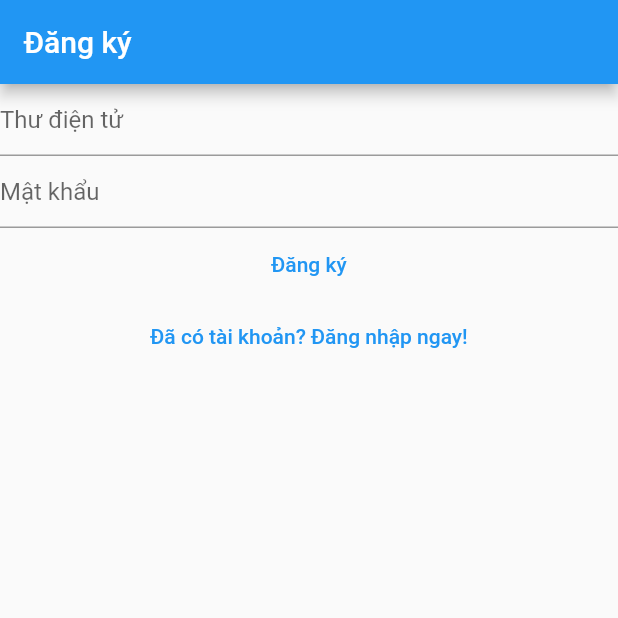
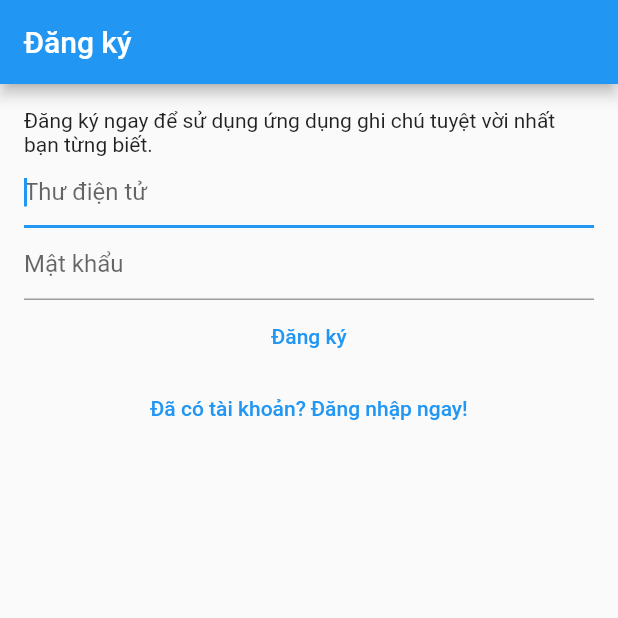
Before and after one commit to tqucbo/flutter_mynotes, a Flutter app: the screen it shows after launch, after a tap on "Chưa có tài khoản? Đăng ký ngay!", on a phone screen of 412 x 824 dp, the top half of it. Run offline on Flutter 3.47's test engine with Material 2 defaults, Android fonts, the phone set to English and light mode, and no system bars; our stand-ins replace bloc, cloud_firestore, equatable, firebase_auth, firebase_core, flutter_bloc and 1 more; accounts and stored records are empty; network calls fail.

Commit message:
APR27_2022_commit4

```diff
--- a/lib/main.dart
+++ b/lib/main.dart
@@ -6,6 +6,7 @@ import 'package:mynotes/services/auth/bloc/auth_bloc.dart';
 import 'package:mynotes/services/auth/bloc/auth_event.dart';
 import 'package:mynotes/services/auth/bloc/auth_state.dart';
 import 'package:mynotes/services/auth/firebase_auth_provider.dart';
+import 'package:mynotes/views/forgot_password_view.dart';
 import 'package:mynotes/views/login_view.dart';
 import 'package:mynotes/views/notes/create_update_note_view.dart';
 import 'package:mynotes/views/notes/notes_view.dart';
@@ -63,6 +64,8 @@ class HomePage extends StatelessWidget {
           return const LoginView();
         } else if (state is AuthStateRegistering) {
           return const RegisterView();
+        } else if (state is AuthStateForgotPassword) {
+          return const ForgotPasswordView();
         } else {
           return const Scaffold(
             body: Center(
--- a/lib/services/auth/auth_provider.dart
+++ b/lib/services/auth/auth_provider.dart
@@ -13,4 +13,5 @@ abstract class AuthProvider {
   Future<void> logOut();
   Future<void> sendEmailVerification();
   Future<void> initialize();
+  Future<void> sendPasswordReset({required String toEmail});
 }
--- a/lib/services/auth/auth_service.dart
+++ b/lib/services/auth/auth_service.dart
@@ -39,4 +39,8 @@ class AuthService implements AuthProvider {
 
   @override
   Future<void> initialize() => provider.initialize();
+
+  @override
+  Future<void> sendPasswordReset({required String toEmail}) =>
+      provider.sendPasswordReset(toEmail: toEmail);
 }
--- a/lib/services/auth/bloc/auth_bloc.dart
+++ b/lib/services/auth/bloc/auth_bloc.dart
@@ -111,23 +111,6 @@ class AuthBloc extends Bloc<AuthEvent, AuthState> {
       },
     );
 
-    on<AuthEventShouldRegister>(
-      (event, emit) async {
-        try {
-          emit(
-            const AuthStateRegistering(exception: null, isLoading: false),
-          );
-        } on Exception catch (e) {
-          emit(
-            AuthStateRegistering(
-              exception: e,
-              isLoading: false,
-            ),
-          );
-        }
-      },
-    );
-
     on<AuthEventRegister>(
       (event, emit) async {
         final email = event.email;
@@ -153,5 +136,54 @@ class AuthBloc extends Bloc<AuthEvent, AuthState> {
         }
       },
     );
+
+    on<AuthEventShouldRegister>((event, emit) {
+      emit(
+        const AuthStateRegistering(
+          exception: null,
+          isLoading: false,
+        ),
+      );
+    });
+
+    on<AuthEventForgotPassword>(
+      (event, emit) async {
+        emit(
+          const AuthStateForgotPassword(
+            exception: null,
+            hasSentEmail: false,
+            isLoading: false,
+          ),
+        );
+        final email = event.email;
+        if (email == null) {
+          return;
+        }
+        emit(
+          const AuthStateForgotPassword(
+            exception: null,
+            hasSentEmail: false,
+            isLoading: true,
+          ),
+        );
+        bool didSendEmail;
+        Exception? exception;
+        try {
+          await provider.sendPasswordReset(toEmail: email);
+          didSendEmail = true;
+          exception = null;
+        } on Exception catch (e) {
+          didSendEmail = false;
+          exception = e;
+        }
+        emit(
+          AuthStateForgotPassword(
+            exception: exception,
+            hasSentEmail: didSendEmail,
+            isLoading: false,
+          ),
+        );
+      },
+    );
   }
 }
--- a/lib/services/auth/bloc/auth_event.dart
+++ b/lib/services/auth/bloc/auth_event.dart
@@ -32,3 +32,8 @@ class AuthEventRegister extends AuthEvent {
 class AuthEventShouldRegister extends AuthEvent {
   const AuthEventShouldRegister();
 }
+
+class AuthEventForgotPassword extends AuthEvent {
+  final String? email;
+  const AuthEventForgotPassword({this.email});
+}
--- a/lib/services/auth/bloc/auth_state.dart
+++ b/lib/services/auth/bloc/auth_state.dart
@@ -6,25 +6,40 @@ import 'package:mynotes/services/auth/auth_user.dart';
 abstract class AuthState {
   final bool isLoading;
   final String? loadingText;
-  const AuthState({required this.isLoading, this.loadingText = 'Đang tải, vui lòng đợi.'});
+  const AuthState({
+    required this.isLoading,
+    this.loadingText = 'Đang tải, vui lòng đợi.',
+  });
 }
 
 class AuthStateLoggedIn extends AuthState {
   final AuthUser user;
-  const AuthStateLoggedIn({required this.user, required bool isLoading}) : super(isLoading: isLoading);
+  const AuthStateLoggedIn({required this.user, required bool isLoading})
+      : super(
+          isLoading: isLoading,
+        );
 }
 
 class AuthStateNeedsVerification extends AuthState {
-  const AuthStateNeedsVerification({required bool isLoading}) : super(isLoading: isLoading);
+  const AuthStateNeedsVerification({required bool isLoading})
+      : super(
+          isLoading: isLoading,
+        );
 }
 
 class AuthStateRegistering extends AuthState {
   final Exception? exception;
-  const AuthStateRegistering({required this.exception, required bool isLoading}) : super (isLoading: isLoading);
+  const AuthStateRegistering({required this.exception, required bool isLoading})
+      : super(
+          isLoading: isLoading,
+        );
 }
 
 class AuthStateUninitialized extends AuthState {
-  const AuthStateUninitialized({required bool isLoading}) : super(isLoading: isLoading);
+  const AuthStateUninitialized({required bool isLoading})
+      : super(
+          isLoading: isLoading,
+        );
 }
 
 class AuthStateLoggedOut extends AuthState with EquatableMixin {
@@ -33,8 +48,27 @@ class AuthStateLoggedOut extends AuthState with EquatableMixin {
     required this.exception,
     required bool isLoading,
     String? loadingText,
-  }) : super(isLoading: isLoading, loadingText: loadingText);
+  }) : super(
+          isLoading: isLoading,
+          loadingText: loadingText,
+        );
 
   @override
-  List<Object?> get props => [exception, isLoading];
+  List<Object?> get props => [
+        exception,
+        isLoading,
+      ];
 }
+
+class AuthStateForgotPassword extends AuthState {
+  final Exception? exception;
+  final bool hasSentEmail;
+
+  const AuthStateForgotPassword({
+    required this.exception,
+    required this.hasSentEmail,
+    required bool isLoading,
+  }) : super(
+          isLoading: isLoading,
+        );
+}
--- a/lib/views/login_view.dart
+++ b/lib/views/login_view.dart
@@ -40,7 +40,7 @@ class _LoginViewState extends State<LoginView> {
       listener: (context, state) async {
         if (state is AuthStateLoggedOut) {
           if (state.exception is UserNotFoundAuthException) {
-            await showErrorDialog(context, 'Không tìm thấy tài khoản này.');
+            await showErrorDialog(context, 'Không tìm thấy tài khoản với thông tin vừa nhập.');
           } else if (state.exception is WrongPasswordAuthException) {
             await showErrorDialog(
                 context, 'Thư điện tử hoặc mật khẩu không đúng.');
@@ -55,8 +55,11 @@ class _LoginViewState extends State<LoginView> {
         appBar: AppBar(
           title: const Text('Đăng nhập'),
         ),
-        body: Column(
+        body: Padding(
+          padding: const EdgeInsets.all(16.0),
+          child: Column(
             children: [
+              const Text('Để truy cập vào các ghi chú đã lưu, vui lòng đăng nhập vào tài khoản của bạn.'),
               TextField(
                 controller: _email,
                 enableSuggestions: false,
@@ -91,7 +94,15 @@ class _LoginViewState extends State<LoginView> {
                         );
                   },
                   child: const Text('Chưa có tài khoản? Đăng ký ngay!')),
+              TextButton(
+                  onPressed: () {
+                    context.read<AuthBloc>().add(
+                          const AuthEventForgotPassword()
+                        );
+                  },
+                  child: const Text('Quên mật khẩu')),
             ],
+          ),
         ),
       ),
     );
--- a/lib/views/register_view.dart
+++ b/lib/views/register_view.dart
@@ -1,8 +1,6 @@
 import 'package:flutter/material.dart';
 import 'package:flutter_bloc/flutter_bloc.dart';
-import 'package:mynotes/constants/routes.dart';
 import 'package:mynotes/services/auth/auth_exceptions.dart';
-import 'package:mynotes/services/auth/auth_service.dart';
 import 'package:mynotes/services/auth/bloc/auth_bloc.dart';
 import 'package:mynotes/services/auth/bloc/auth_event.dart';
 import 'package:mynotes/services/auth/bloc/auth_state.dart';
@@ -65,12 +63,17 @@ class _RegisterViewState extends State<RegisterView> {
         appBar: AppBar(
           title: const Text('Đăng ký'),
         ),
-        body: Column(
+        body: Padding(
+          padding: const EdgeInsets.all(16.0),
+          child: Column(
+            crossAxisAlignment: CrossAxisAlignment.start,
             children: [
+              const Text('Đăng ký ngay để sử dụng ứng dụng ghi chú tuyệt vời nhất bạn từng biết.'),
               TextField(
                 controller: _email,
                 enableSuggestions: false,
                 autocorrect: false,
+                autofocus: true,
                 keyboardType: TextInputType.emailAddress,
                 decoration: const InputDecoration(hintText: 'Thư điện tử'),
               ),
@@ -81,7 +84,8 @@ class _RegisterViewState extends State<RegisterView> {
                 autocorrect: false,
                 decoration: const InputDecoration(hintText: 'Mật khẩu'),
               ),
-            TextButton(
+              Center(
+                child: TextButton(
                   onPressed: () async {
                     final email = _email.text;
                     final password = _password.text;
@@ -94,12 +98,16 @@ class _RegisterViewState extends State<RegisterView> {
                   },
                   child: const Text('Đăng ký'),
                 ),
-            TextButton(
+              ),
+              Center(
+                child: TextButton(
                     onPressed: () {
                       context.read<AuthBloc>().add(const AuthEventLogOut());
                     },
                     child: const Text('Đã có tài khoản? Đăng nhập ngay!')),
+              ),
             ],
+          ),
         ),
       ),
     );
```
Also changed, not shown: lib/services/auth/firebase_auth_provider.dart (+18 -0 lines), lib/utilities/dialogs/password_reset_email_sent_dialog.dart (added, +14 -0 lines), lib/views/forgot_password_view.dart (added, +81 -0 lines), lib/views/verify_email_view.dart (+8 -3 lines), 1 other file. Lines whose indentation alone changed are shown as unchanged.
